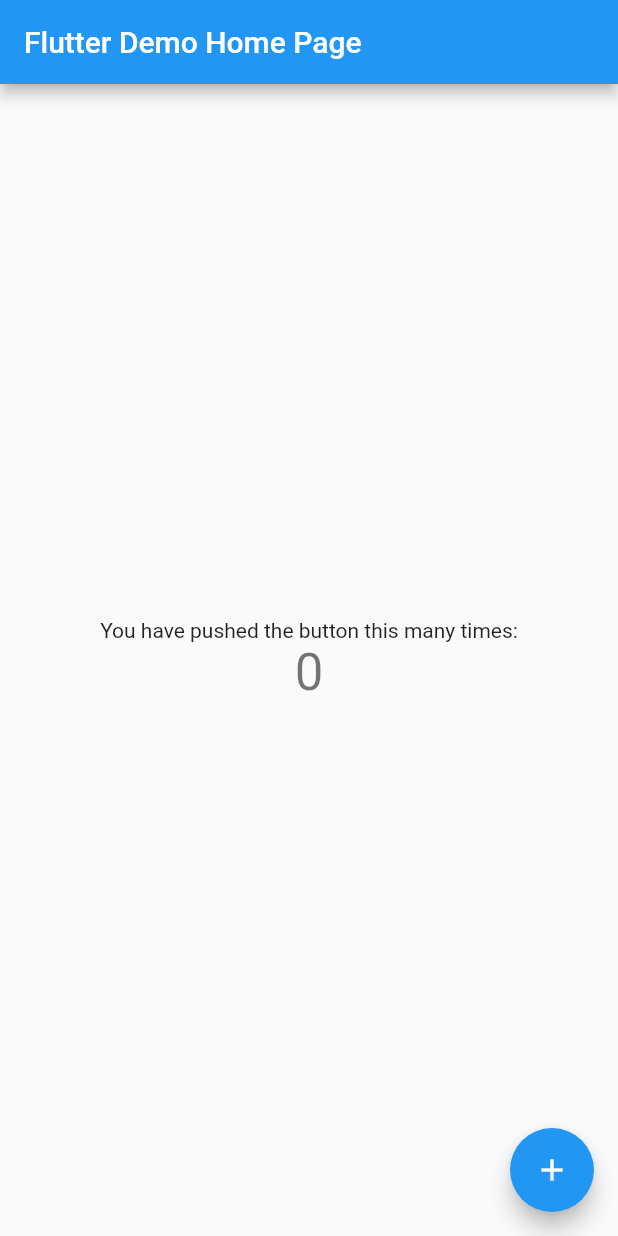
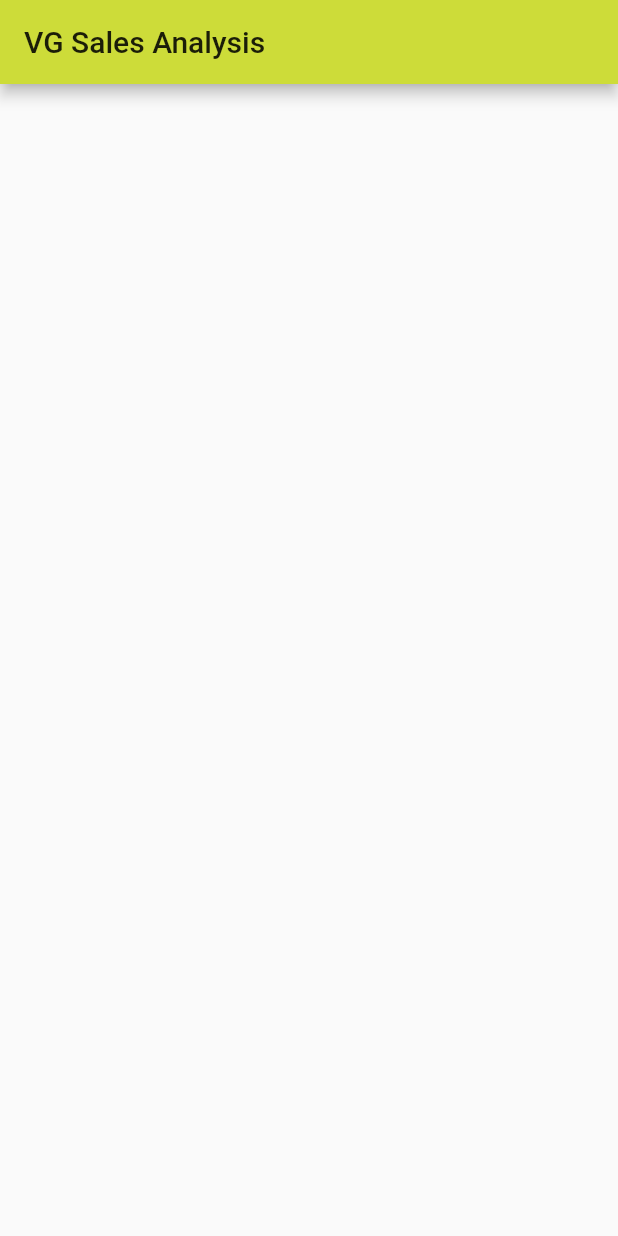
Before and after one commit to frekkanzer2/VGSalesDataAnalyzer, a Flutter app: the screen it shows after launch, on a phone screen of 412 x 824 dp. Run offline on Flutter 3.47's test engine with Material 2 defaults, Android fonts, the phone set to English and light mode, and no system bars.

Commit message:
Rimodulazione main

```diff
--- /dev/null
+++ b/queryapp/lib/home_page.dart
@@ -0,0 +1,25 @@
+import 'package:flutter/material.dart';
+
+class MyHomePage extends StatefulWidget {
+  MyHomePage({Key? key}) : super(key: key);
+
+  @override
+  _MyHomePageState createState() => _MyHomePageState();
+}
+
+class _MyHomePageState extends State<MyHomePage> {
+
+  @override
+  Widget build(BuildContext context) {
+    return Scaffold(
+      appBar: AppBar(
+        title: Text(
+          "VG Sales Analysis"
+        ),
+      ),
+      body: Container(
+
+      ),
+    );
+  }
+}
--- a/queryapp/lib/main.dart
+++ b/queryapp/lib/main.dart
@@ -1,4 +1,5 @@
 import 'package:flutter/material.dart';
+import 'package:queryapp/home_page.dart';
 
 void main() {
   runApp(MyApp());
@@ -9,105 +10,11 @@
   @override
   Widget build(BuildContext context) {
     return MaterialApp(
-      title: 'Flutter Demo',
+      title: 'VG Sales Analysis',
       theme: ThemeData(
-        // This is the theme of your application.
-        //
-        // Try running your application with "flutter run". You'll see the
-        // application has a blue toolbar. Then, without quitting the app, try
-        // changing the primarySwatch below to Colors.green and then invoke
-        // "hot reload" (press "r" in the console where you ran "flutter run",
-        // or simply save your changes to "hot reload" in a Flutter IDE).
-        // Notice that the counter didn't reset back to zero; the application
-        // is not restarted.
-        primarySwatch: Colors.blue,
+        primarySwatch: Colors.lime,
       ),
-      home: MyHomePage(title: 'Flutter Demo Home Page'),
+      home: MyHomePage(),
     );
   }
 }
-
-class MyHomePage extends StatefulWidget {
-  MyHomePage({Key? key, required this.title}) : super(key: key);
-
-  // This widget is the home page of your application. It is stateful, meaning
-  // that it has a State object (defined below) that contains fields that affect
-  // how it looks.
-
-  // This class is the configuration for the state. It holds the values (in this
-  // case the title) provided by the parent (in this case the App widget) and
-  // used by the build method of the State. Fields in a Widget subclass are
-  // always marked "final".
-
-  final String title;
-
-  @override
-  _MyHomePageState createState() => _MyHomePageState();
-}
-
-class _MyHomePageState extends State<MyHomePage> {
-  int _counter = 0;
-
-  void _incrementCounter() {
-    setState(() {
-      // This call to setState tells the Flutter framework that something has
-      // changed in this State, which causes it to rerun the build method below
-      // so that the display can reflect the updated values. If we changed
-      // _counter without calling setState(), then the build method would not be
-      // called again, and so nothing would appear to happen.
-      _counter++;
-    });
-  }
-
-  @override
-  Widget build(BuildContext context) {
-    // This method is rerun every time setState is called, for instance as done
-    // by the _incrementCounter method above.
-    //
-    // The Flutter framework has been optimized to make rerunning build methods
-    // fast, so that you can just rebuild anything that needs updating rather
-    // than having to individually change instances of widgets.
-    return Scaffold(
-      appBar: AppBar(
-        // Here we take the value from the MyHomePage object that was created by
-        // the App.build method, and use it to set our appbar title.
-        title: Text(widget.title),
-      ),
-      body: Center(
-        // Center is a layout widget. It takes a single child and positions it
-        // in the middle of the parent.
-        child: Column(
-          // Column is also a layout widget. It takes a list of children and
-          // arranges them vertically. By default, it sizes itself to fit its
-          // children horizontally, and tries to be as tall as its parent.
-          //
-          // Invoke "debug painting" (press "p" in the console, choose the
-          // "Toggle Debug Paint" action from the Flutter Inspector in Android
-          // Studio, or the "Toggle Debug Paint" command in Visual Studio Code)
-          // to see the wireframe for each widget.
-          //
-          // Column has various properties to control how it sizes itself and
-          // how it positions its children. Here we use mainAxisAlignment to
-          // center the children vertically; the main axis here is the vertical
-          // axis because Columns are vertical (the cross axis would be
-          // horizontal).
-          mainAxisAlignment: MainAxisAlignment.center,
-          children: <Widget>[
-            Text(
-              'You have pushed the button this many times:',
-            ),
-            Text(
-              '$_counter',
-              style: Theme.of(context).textTheme.headline4,
-            ),
-          ],
-        ),
-      ),
-      floatingActionButton: FloatingActionButton(
-        onPressed: _incrementCounter,
-        tooltip: 'Increment',
-        child: Icon(Icons.add),
-      ), // This trailing comma makes auto-formatting nicer for build methods.
-    );
-  }
-}
```
